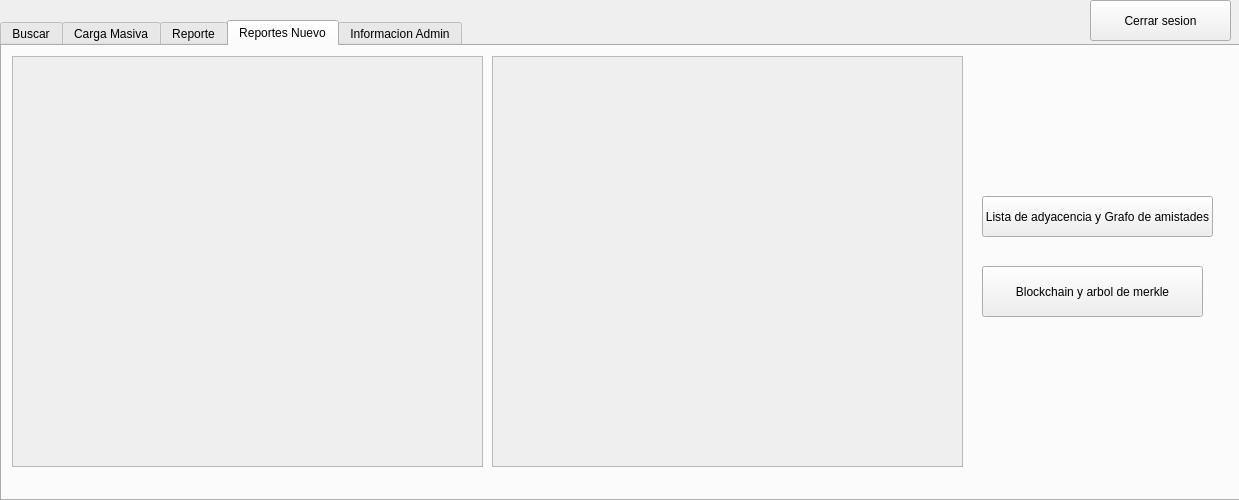
This is Fase3/main/admin.ui in Kevin-alvarez1/PROYECTO_MULTIFASES_RED_SOCIAL as Qt 5 draws it before an edit. The edited form follows.
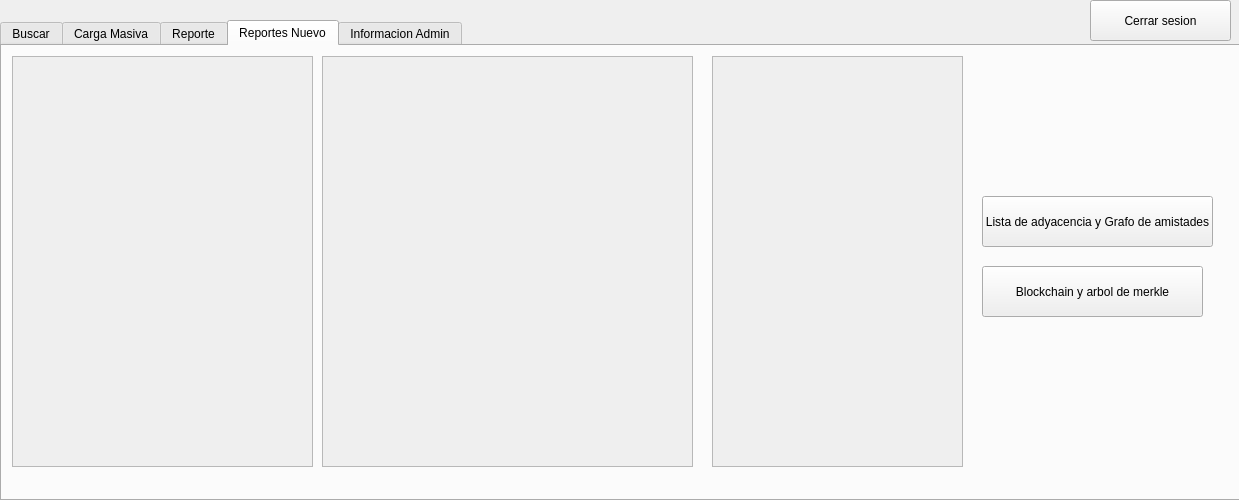
This is the edited form.

Commit message: arreglo en el scroll area de lista de adyacencia

Patch:
```diff
--- a/Fase3/main/admin.ui
+++ b/Fase3/main/admin.ui
@@ -507,7 +507,7 @@
       <rect>
        <x>10</x>
        <y>10</y>
-       <width>471</width>
+       <width>301</width>
        <height>411</height>
       </rect>
      </property>
@@ -522,7 +522,7 @@
        <rect>
         <x>0</x>
         <y>0</y>
-        <width>471</width>
+        <width>301</width>
         <height>411</height>
        </rect>
       </property>
@@ -534,7 +534,7 @@
         <rect>
          <x>0</x>
          <y>0</y>
-         <width>469</width>
+         <width>299</width>
          <height>409</height>
         </rect>
        </property>
@@ -543,7 +543,7 @@
          <rect>
           <x>0</x>
           <y>0</y>
-          <width>471</width>
+          <width>301</width>
           <height>411</height>
          </rect>
         </property>
@@ -557,28 +557,15 @@
          <string/>
         </property>
        </widget>
-       <widget class="QLabel" name="Blockchain_label">
-        <property name="geometry">
-         <rect>
-          <x>0</x>
-          <y>0</y>
-          <width>471</width>
-          <height>411</height>
-         </rect>
-        </property>
-        <property name="text">
-         <string/>
-        </property>
-       </widget>
       </widget>
      </widget>
     </widget>
     <widget class="QFrame" name="frame_9">
      <property name="geometry">
       <rect>
-       <x>490</x>
+       <x>710</x>
        <y>10</y>
-       <width>471</width>
+       <width>251</width>
        <height>411</height>
       </rect>
      </property>
@@ -593,7 +580,7 @@
        <rect>
         <x>0</x>
         <y>0</y>
-        <width>471</width>
+        <width>251</width>
         <height>411</height>
        </rect>
       </property>
@@ -605,7 +592,7 @@
         <rect>
          <x>0</x>
          <y>0</y>
-         <width>469</width>
+         <width>249</width>
          <height>409</height>
         </rect>
        </property>
@@ -614,7 +601,7 @@
          <rect>
           <x>0</x>
           <y>0</y>
-          <width>471</width>
+          <width>251</width>
           <height>411</height>
          </rect>
         </property>
@@ -631,7 +618,7 @@
        <x>980</x>
        <y>150</y>
        <width>231</width>
-       <height>41</height>
+       <height>51</height>
       </rect>
      </property>
      <property name="text">
@@ -651,6 +638,58 @@
       <string>Blockchain y arbol de merkle</string>
      </property>
     </widget>
+    <widget class="QFrame" name="frame_10">
+     <property name="geometry">
+      <rect>
+       <x>320</x>
+       <y>10</y>
+       <width>371</width>
+       <height>411</height>
+      </rect>
+     </property>
+     <property name="frameShape">
+      <enum>QFrame::Shape::Box</enum>
+     </property>
+     <property name="frameShadow">
+      <enum>QFrame::Shadow::Raised</enum>
+     </property>
+     <widget class="QScrollArea" name="scrollArea_5">
+      <property name="geometry">
+       <rect>
+        <x>0</x>
+        <y>0</y>
+        <width>371</width>
+        <height>411</height>
+       </rect>
+      </property>
+      <property name="widgetResizable">
+       <bool>true</bool>
+      </property>
+      <widget class="QWidget" name="scrollAreaWidgetContents_5">
+       <property name="geometry">
+        <rect>
+         <x>0</x>
+         <y>0</y>
+         <width>369</width>
+         <height>409</height>
+        </rect>
+       </property>
+       <widget class="QLabel" name="Blockchain_label">
+        <property name="geometry">
+         <rect>
+          <x>0</x>
+          <y>0</y>
+          <width>361</width>
+          <height>411</height>
+         </rect>
+        </property>
+        <property name="text">
+         <string/>
+        </property>
+       </widget>
+      </widget>
+     </widget>
+    </widget>
    </widget>
    <widget class="QWidget" name="tab_3">
     <attribute name="title">
```
The commit also changes 463 other files.
